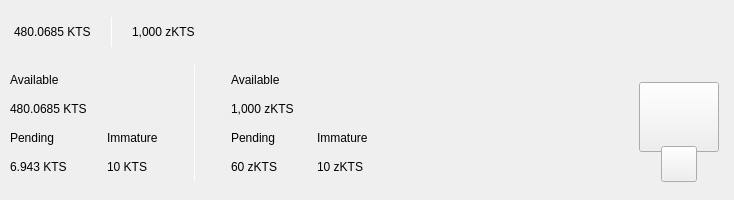
klimatas/klimatas-core, file src/qt/kts/forms/topbar.ui: the form before one commit.
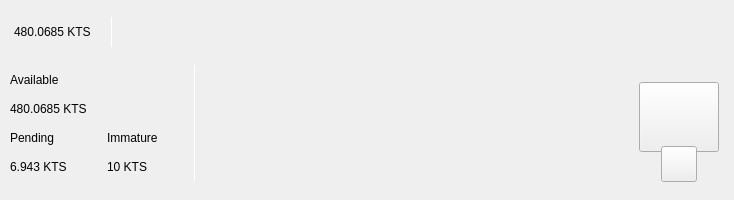
The form after the commit. Custom widgets are drawn as their Qt base class.

Patch:
```diff
--- a/src/qt/kts/forms/topbar.ui
+++ b/src/qt/kts/forms/topbar.ui
@@ -179,19 +179,6 @@
               </property>
              </spacer>
             </item>
-            <item alignment="Qt::AlignTop">
-             <widget class="QLabel" name="labelAmountTopzKts">
-              <property name="minimumSize">
-               <size>
-                <width>0</width>
-                <height>36</height>
-               </size>
-              </property>
-              <property name="text">
-               <string>1,000 zKTS</string>
-              </property>
-             </widget>
-            </item>
            </layout>
           </widget>
          </item>
@@ -489,93 +476,6 @@
              </property>
             </widget>
            </item>
-           <item>
-            <layout class="QVBoxLayout" name="verticalLayout_8">
-             <property name="spacing">
-              <number>0</number>
-             </property>
-             <property name="leftMargin">
-              <number>30</number>
-             </property>
-             <item>
-              <layout class="QVBoxLayout" name="verticalLayout">
-               <item>
-                <widget class="QLabel" name="labelTitle2">
-                 <property name="text">
-                  <string>Available</string>
-                 </property>
-                </widget>
-               </item>
-               <item>
-                <widget class="QLabel" name="labelAmountzKts">
-                 <property name="text">
-                  <string>1,000 zKTS</string>
-                 </property>
-                </widget>
-               </item>
-              </layout>
-             </item>
-             <item>
-              <layout class="QHBoxLayout" name="horizontalLayout">
-               <property name="spacing">
-                <number>0</number>
-               </property>
-               <item>
-                <layout class="QVBoxLayout" name="verticalLayout_5">
-                 <item>
-                  <widget class="QLabel" name="labelTitle5">
-                   <property name="text">
-                    <string>Pending</string>
-                   </property>
-                  </widget>
-                 </item>
-                 <item>
-                  <widget class="QLabel" name="labelPendingzKts">
-                   <property name="text">
-                    <string>60 zKTS</string>
-                   </property>
-                  </widget>
-                 </item>
-                </layout>
-               </item>
-               <item>
-                <spacer name="horizontalSpacer_4">
-                 <property name="orientation">
-                  <enum>Qt::Horizontal</enum>
-                 </property>
-                 <property name="sizeType">
-                  <enum>QSizePolicy::Fixed</enum>
-                 </property>
-                 <property name="sizeHint" stdset="0">
-                  <size>
-                   <width>40</width>
-                   <height>20</height>
-                  </size>
-                 </property>
-                </spacer>
-               </item>
-               <item>
-                <layout class="QVBoxLayout" name="verticalLayout_6">
-                 <item>
-                  <widget class="QLabel" name="labelTitle6">
-                   <property name="text">
-                    <string>Immature</string>
-                   </property>
-                  </widget>
-                 </item>
-                 <item>
-                  <widget class="QLabel" name="labelImmaturezKts">
-                   <property name="text">
-                    <string>10 zKTS</string>
-                   </property>
-                  </widget>
-                 </item>
-                </layout>
-               </item>
-              </layout>
-             </item>
-            </layout>
-           </item>
           </layout>
          </item>
          <item>
```
